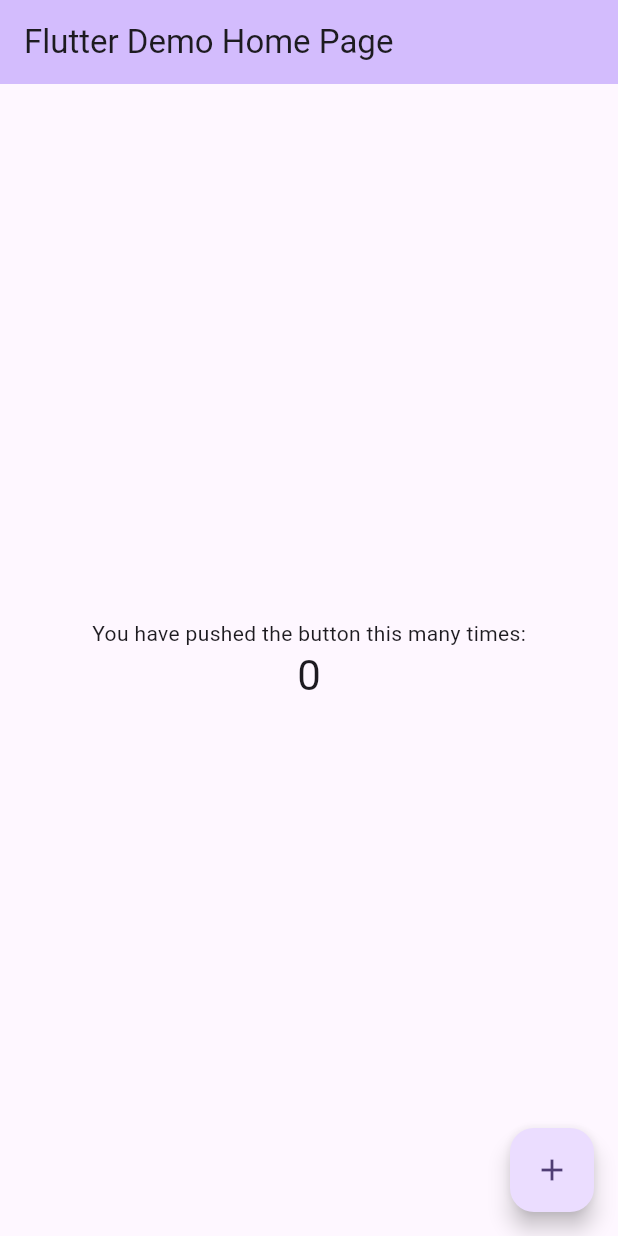
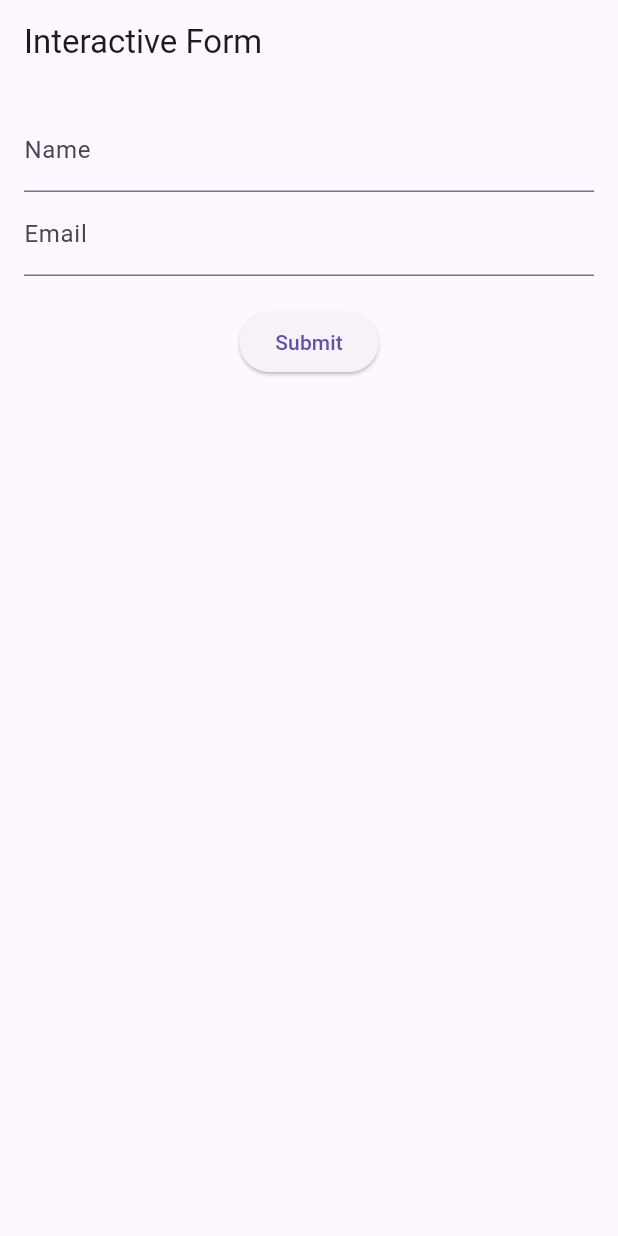
Before and after one commit to Hindavi-1/MAD-Lab, a Flutter app: the screen it shows after launch, on a phone screen of 412 x 824 dp. Run offline on Flutter 3.47's test engine with Material 3 defaults, Android fonts, the light colour scheme and no system bars.

Commit message:
task - 4

```diff
--- a/exp_4/lib/main.dart
+++ b/exp_4/lib/main.dart
@@ -1,122 +1,131 @@
 import 'package:flutter/material.dart';
 
-void main() {
-  runApp(const MyApp());
+
+
+void main() => runApp(FormApp());
+
+
+
+class FormApp extends StatelessWidget {
+
+  @override
+
+  Widget build(BuildContext context) {
+
+    return MaterialApp(
+
+      home: Scaffold(
+
+        appBar: AppBar(title: Text('Interactive Form')),
+
+        body: Padding(
+
+          padding: const EdgeInsets.all(16.0),
+
+          child: UserForm(),
+
+        ),
+
+      ),
+
+    );
+
+  }
+
 }
 
-class MyApp extends StatelessWidget {
-  const MyApp({super.key});
 
-  // This widget is the root of your application.
+
+class UserForm extends StatefulWidget {
+
   @override
-  Widget build(BuildContext context) {
-    return MaterialApp(
-      title: 'Flutter Demo',
-      theme: ThemeData(
-        // This is the theme of your application.
-        //
-        // TRY THIS: Try running your application with "flutter run". You'll see
-        // the application has a purple toolbar. Then, without quitting the app,
-        // try changing the seedColor in the colorScheme below to Colors.green
-        // and then invoke "hot reload" (save your changes or press the "hot
-        // reload" button in a Flutter-supported IDE, or press "r" if you used
-        // the command line to start the app).
-        //
-        // Notice that the counter didn't reset back to zero; the application
-        // state is not lost during the reload. To reset the state, use hot
-        // restart instead.
-        //
-        // This works for code too, not just values: Most code changes can be
-        // tested with just a hot reload.
-        colorScheme: ColorScheme.fromSeed(seedColor: Colors.deepPurple),
-      ),
-      home: const MyHomePage(title: 'Flutter Demo Home Page'),
-    );
-  }
+
+  _UserFormState createState() => _UserFormState();
+
 }
 
-class MyHomePage extends StatefulWidget {
-  const MyHomePage({super.key, required this.title});
 
-  // This widget is the home page of your application. It is stateful, meaning
-  // that it has a State object (defined below) that contains fields that affect
-  // how it looks.
 
-  // This class is the configuration for the state. It holds the values (in this
-  // case the title) provided by the parent (in this case the App widget) and
-  // used by the build method of the State. Fields in a Widget subclass are
-  // always marked "final".
+class _UserFormState extends State<UserForm> {
 
-  final String title;
+  final _formKey = GlobalKey<FormState>();
+
+  final _nameController = TextEditingController();
+
+  final _emailController = TextEditingController();
+
+
 
   @override
-  State<MyHomePage> createState() => _MyHomePageState();
-}
 
-class _MyHomePageState extends State<MyHomePage> {
-  int _counter = 0;
+  Widget build(BuildContext context) {
 
-  void _incrementCounter() {
-    setState(() {
-      // This call to setState tells the Flutter framework that something has
-      // changed in this State, which causes it to rerun the build method below
-      // so that the display can reflect the updated values. If we changed
-      // _counter without calling setState(), then the build method would not be
-      // called again, and so nothing would appear to happen.
-      _counter++;
-    });
+    return Form(
+
+      key: _formKey,
+
+      child: Column(
+
+        children: [
+
+          TextFormField(
+
+            controller: _nameController,
+
+            decoration: InputDecoration(labelText: 'Name'),
+
+            validator: (value) =>
+
+                value!.isEmpty ? 'Please enter your name' : null,
+
+          ),
+
+          TextFormField(
+
+            controller: _emailController,
+
+            decoration: InputDecoration(labelText: 'Email'),
+
+            validator: (value) =>
+
+                value!.isEmpty ? 'Please enter your email' : null,
+
+          ),
+
+          SizedBox(height: 20),
+
+          ElevatedButton(
+
+            onPressed: () {
+
+              if (_formKey.currentState!.validate()) {
+
+                ScaffoldMessenger.of(context).showSnackBar(
+
+                  SnackBar(
+
+                    content: Text(
+
+                        'Form Submitted! Name: ${_nameController.text}, Email: ${_emailController.text}'),
+
+                  ),
+
+                );
+
+              }
+
+            },
+
+            child: Text('Submit'),
+
+          ),
+
+        ],
+
+      ),
+
+    );
+
   }
 
-  @override
-  Widget build(BuildContext context) {
-    // This method is rerun every time setState is called, for instance as done
-    // by the _incrementCounter method above.
-    //
-    // The Flutter framework has been optimized to make rerunning build methods
-    // fast, so that you can just rebuild anything that needs updating rather
-    // than having to individually change instances of widgets.
-    return Scaffold(
-      appBar: AppBar(
-        // TRY THIS: Try changing the color here to a specific color (to
-        // Colors.amber, perhaps?) and trigger a hot reload to see the AppBar
-        // change color while the other colors stay the same.
-        backgroundColor: Theme.of(context).colorScheme.inversePrimary,
-        // Here we take the value from the MyHomePage object that was created by
-        // the App.build method, and use it to set our appbar title.
-        title: Text(widget.title),
-      ),
-      body: Center(
-        // Center is a layout widget. It takes a single child and positions it
-        // in the middle of the parent.
-        child: Column(
-          // Column is also a layout widget. It takes a list of children and
-          // arranges them vertically. By default, it sizes itself to fit its
-          // children horizontally, and tries to be as tall as its parent.
-          //
-          // Column has various properties to control how it sizes itself and
-          // how it positions its children. Here we use mainAxisAlignment to
-          // center the children vertically; the main axis here is the vertical
-          // axis because Columns are vertical (the cross axis would be
-          // horizontal).
-          //
-          // TRY THIS: Invoke "debug painting" (choose the "Toggle Debug Paint"
-          // action in the IDE, or press "p" in the console), to see the
-          // wireframe for each widget.
-          mainAxisAlignment: MainAxisAlignment.center,
-          children: <Widget>[
-            const Text('You have pushed the button this many times:'),
-            Text(
-              '$_counter',
-              style: Theme.of(context).textTheme.headlineMedium,
-            ),
-          ],
-        ),
-      ),
-      floatingActionButton: FloatingActionButton(
-        onPressed: _incrementCounter,
-        tooltip: 'Increment',
-        child: const Icon(Icons.add),
-      ), // This trailing comma makes auto-formatting nicer for build methods.
-    );
-  }
 }
```
